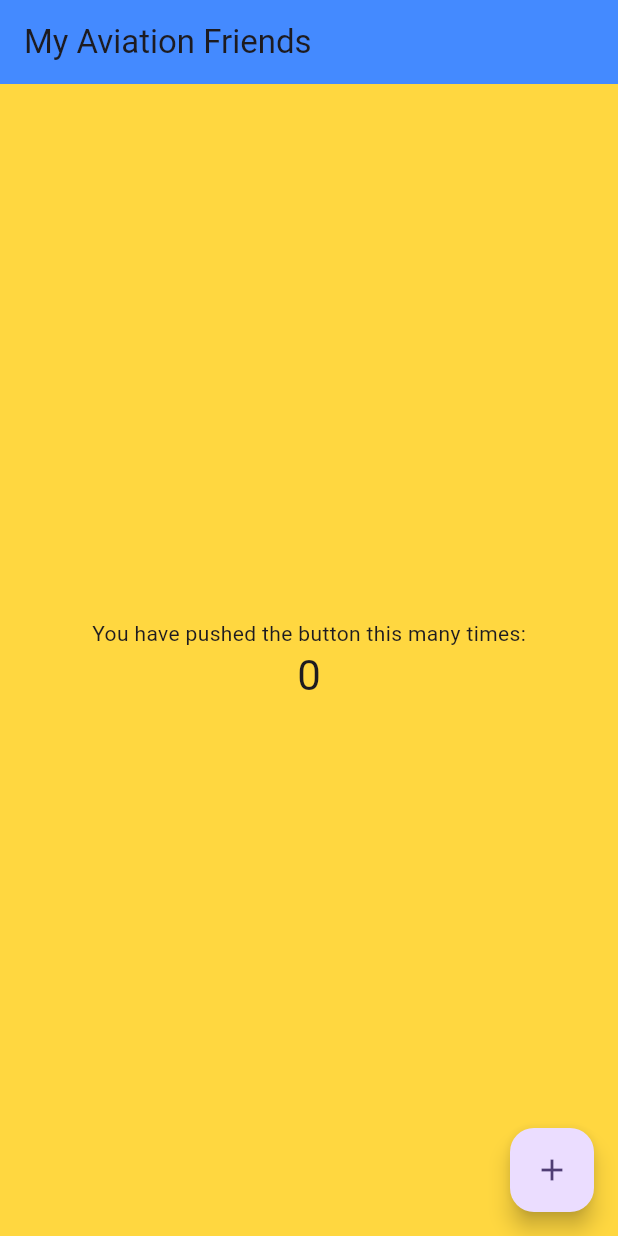
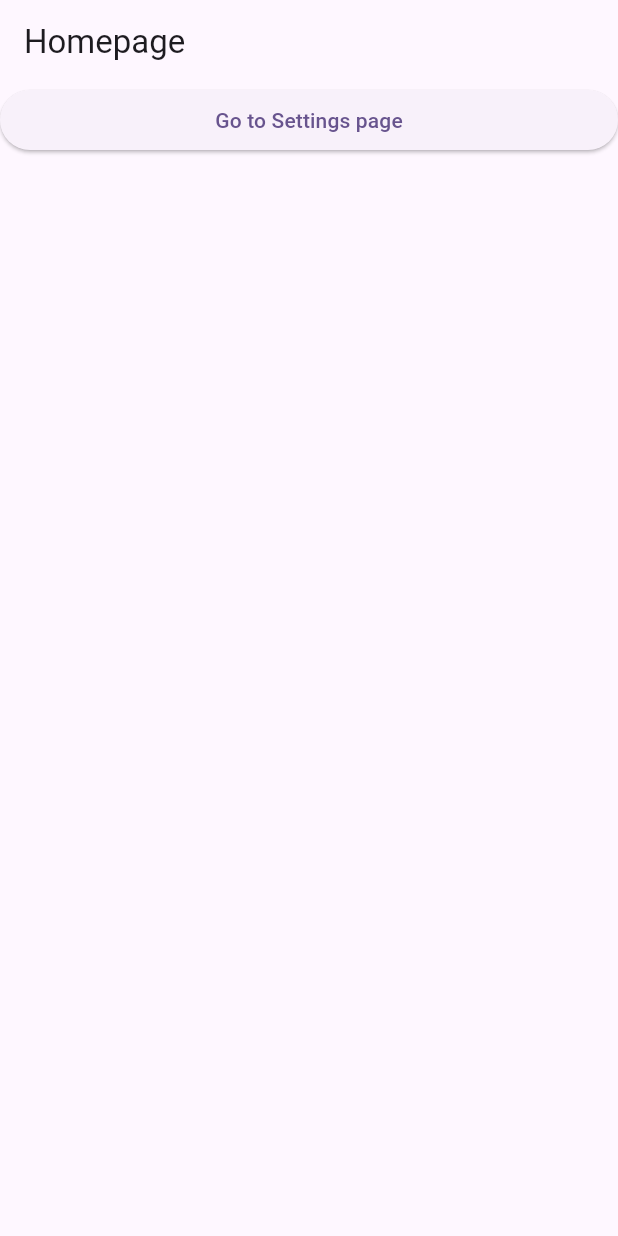
Before and after one commit to ajotcole/my-avation-friends-flutter, a Flutter app: the screen it shows after launch, on a phone screen of 412 x 824 dp. Run offline on Flutter 3.47's test engine with Material 3 defaults, Android fonts, the phone set to English and light mode, and no system bars; our stand-ins replace go_router.

Commit message:
feat: advance ui

```diff
--- a/lib/main.dart
+++ b/lib/main.dart
@@ -1,4 +1,6 @@
+import 'package:flutter/cupertino.dart';
 import 'package:flutter/material.dart';
+import 'package:go_router/go_router.dart';
 
 void main() {
   runApp(const MyAviationFriends());
@@ -7,46 +9,21 @@ void main() {
 class MyAviationFriends extends StatelessWidget {
   const MyAviationFriends({super.key});
 
-  // This widget is the root of your application.
   @override
   Widget build(BuildContext context) {
-    return MaterialApp(
+    return MaterialApp.router(
       title: 'My Aviation Friends',
       theme: ThemeData(
-        // This is the theme of your application.
-        //
-        // TRY THIS: Try running your application with "flutter run". You'll see
-        // the application has a purple toolbar. Then, without quitting the app,
-        // try changing the seedColor in the colorScheme below to Colors.green
-        // and then invoke "hot reload" (save your changes or press the "hot
-        // reload" button in a Flutter-supported IDE, or press "r" if you used
-        // the command line to start the app).
-        //
-        // Notice that the counter didn't reset back to zero; the application
-        // state is not lost during the reload. To reset the state, use hot
-        // restart instead.
-        //
-        // This works for code too, not just values: Most code changes can be
-        // tested with just a hot reload.
         colorScheme: ColorScheme.fromSeed(seedColor: Colors.deepPurple),
         useMaterial3: true,
       ),
-      home: const MyHomePage(title: 'My Aviation Friends'),
+      routerConfig: _router,
     );
   }
 }
 
 class MyHomePage extends StatefulWidget {
   const MyHomePage({super.key, required this.title});
-
-  // This widget is the home page of your application. It is stateful, meaning
-  // that it has a State object (defined below) that contains fields that affect
-  // how it looks.
-
-  // This class is the configuration for the state. It holds the values (in this
-  // case the title) provided by the parent (in this case the App widget) and
-  // used by the build method of the State. Fields in a Widget subclass are
-  // always marked "final".
 
   final String title;
 
@@ -55,72 +32,85 @@ class MyHomePage extends StatefulWidget {
 }
 
 class _MyHomePageState extends State<MyHomePage> {
-  int _counter = 0;
+  @override
+  Widget build(BuildContext context) {
+    return Scaffold(
+      appBar: AppBar(
+        backgroundColor: Colors.blueAccent,
+        title: Text(widget.title),
+        titleTextStyle: const TextStyle(color: Colors.white, fontSize: 26, fontWeight: FontWeight.bold),
+      ),
+      body: Center(
+        child: ListView( children: const <Widget>[
+          Card(child: _SampleCard(cardName: "Card 1")),
+          Card(child: _SampleCard(cardName: "Card name 2")),
+          Card(child: _SampleCard(cardName: "Card name 3"))
+        ],)
+      )
+    );
+  }
+}
 
-  void _incrementCounter() {
-    setState(() {
-      // This call to setState tells the Flutter framework that something has
-      // changed in this State, which causes it to rerun the build method below
-      // so that the display can reflect the updated values. If we changed
-      // _counter without calling setState(), then the build method would not be
-      // called again, and so nothing would appear to happen.
-      _counter++;
-    });
-  }
+class _SampleCard extends StatelessWidget {
+  const _SampleCard({required this.cardName});
+  final String cardName;
 
   @override
   Widget build(BuildContext context) {
-    // This method is rerun every time setState is called, for instance as done
-    // by the _incrementCounter method above.
-    //
-    // The Flutter framework has been optimized to make rerunning build methods
-    // fast, so that you can just rebuild anything that needs updating rather
-    // than having to individually change instances of widgets.
-    return Scaffold(
-      appBar: AppBar(
-        // TRY THIS: Try changing the color here to a specific color (to
-        // Colors.amber, perhaps?) and trigger a hot reload to see the AppBar
-        // change color while the other colors stay the same.
-        backgroundColor: Colors.blueAccent,
-        // Here we take the value from the MyHomePage object that was created by
-        // the App.build method, and use it to set our appbar title.
-        title: Text(widget.title),
-      ),
-      backgroundColor: Colors.amberAccent,
-      body: Center(
-        // Center is a layout widget. It takes a single child and positions it
-        // in the middle of the parent.
-        child: Column(
-          // Column is also a layout widget. It takes a list of children and
-          // arranges them vertically. By default, it sizes itself to fit its
-          // children horizontally, and tries to be as tall as its parent.
-          //
-          // Column has various properties to control how it sizes itself and
-          // how it positions its children. Here we use mainAxisAlignment to
-          // center the children vertically; the main axis here is the vertical
-          // axis because Columns are vertical (the cross axis would be
-          // horizontal).
-          //
-          // TRY THIS: Invoke "debug painting" (choose the "Toggle Debug Paint"
-          // action in the IDE, or press "p" in the console), to see the
-          // wireframe for each widget.
-          mainAxisAlignment: MainAxisAlignment.center,
-          children: <Widget>[
-            const Text(
-              'You have pushed the button this many times:',
-            ),
-            Text(
-              '$_counter',
-              style: Theme.of(context).textTheme.headlineMedium,
-            ),
-          ],
-        ),
-      ),
-      floatingActionButton: FloatingActionButton(
-        onPressed: _incrementCounter,
-        tooltip: 'Increment',
-        child: const Icon(Icons.add),
-      ), // This trailing comma makes auto-formatting nicer for build methods.
+    return SizedBox(
+      width: 300,
+      height: 100,
+      child: Center(child: Text(cardName)),
     );
   }
 }
+
+final GoRouter _router = GoRouter(
+  routes: [
+    GoRoute(
+      path: "/",
+      builder: (context, state) => const HomePage(),
+    ),
+    GoRoute(
+      path: "/settings",
+      builder: (context, state) => const SettingsPage(),
+    )
+  ],
+);
+
+class HomePage extends StatelessWidget {
+  const HomePage({super.key});
+
+  @override
+  Widget build(BuildContext context) {
+    return Scaffold(
+      appBar: AppBar(
+        title: const Text("Homepage"),
+      ),
+      body: Center(
+          child: ListView( children:  <Widget>[
+            ElevatedButton(onPressed: () => context.go("/settings"), child: const Text("Go to Settings page"))
+          ],)
+      ),
+    );
+  }
+}
+
+class SettingsPage extends StatelessWidget {
+  const SettingsPage({super.key});
+
+  @override
+  Widget build(BuildContext context) {
+    return Scaffold(
+      appBar: AppBar(
+        automaticallyImplyLeading: true,
+        title: const Text("Settings"),
+      ),
+      body: Center(
+        child: ElevatedButton(
+          onPressed: () => context.go("/"),
+          child: const Text("Go to home page"),),
+      ),
+    );
+  }
+}
```
Also changed, not shown: 1 other file.
